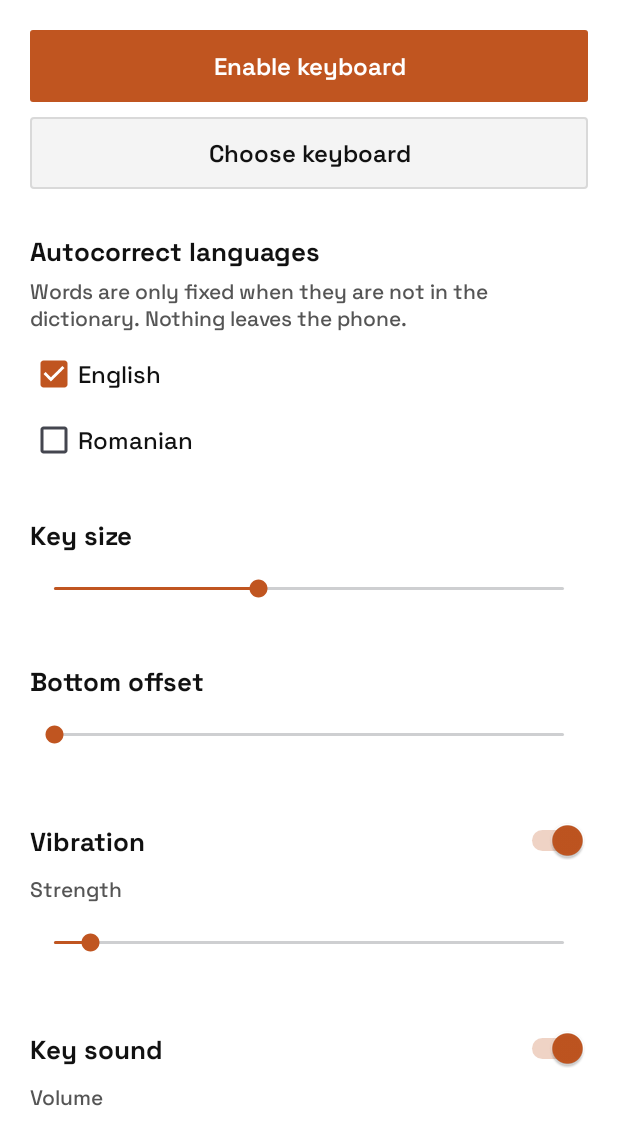
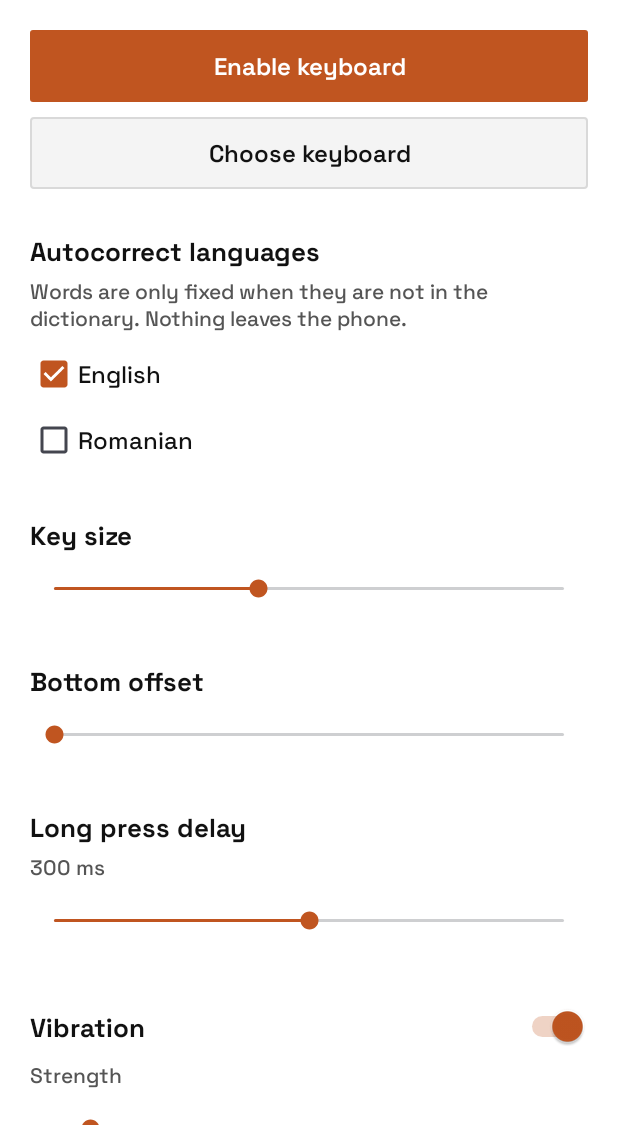
Before and after one commit to phpcip/opensolr-keys, an Android app: the screen it shows after launch (SettingsActivity), on a phone screen of 412 x 824 dp, the part 111-1236 px from its top. Run offline under Robolectric (Android 15) with nearby library versions, the light colour scheme and no system bars.

Commit message:
Long press delay slider, 50 to 550 ms

```diff
--- a/app/src/main/java/com/opensolr/keys/KeyboardView.kt
+++ b/app/src/main/java/com/opensolr/keys/KeyboardView.kt
@@ -32,6 +32,7 @@ class KeyboardView(ctx: Context) : View(ctx) {
         set(v) { field = v; invalidate() }
     var mode = Mode.LETTERS
         set(v) { field = v; rows = Layouts.rows(v); keys = rows.flatten(); layoutKeys(width); invalidate() }
+    var longPressMs = 300L
     var shift = Shift.OFF
         set(v) { field = v; invalidate() }
 
@@ -306,7 +307,7 @@ class KeyboardView(ctx: Context) : View(ctx) {
                     removeCallbacks(longPress)
                     activeKey = k; pressedKey = k
                     showPreview(k)
-                    postDelayed(longPress, 300)
+                    postDelayed(longPress, longPressMs)
                     invalidate()
                 }
             }
@@ -327,7 +328,7 @@ class KeyboardView(ctx: Context) : View(ctx) {
         activeKey = k; pressedKey = k; repeatFired = false
         listener?.onPressed(k)
         when (k.type) {
-            KType.CHAR -> { showPreview(k); postDelayed(longPress, 300) }
+            KType.CHAR -> { showPreview(k); postDelayed(longPress, longPressMs) }
             KType.DELETE -> { listener?.onKey(k, null); postDelayed(repeat, 350) }
             KType.SHIFT -> {
                 val now = SystemClock.uptimeMillis()
--- a/app/src/main/java/com/opensolr/keys/KeysService.kt
+++ b/app/src/main/java/com/opensolr/keys/KeysService.kt
@@ -90,6 +90,7 @@ class KeysService : InputMethodService(), KeyboardView.Listener {
     /** Settings changed while the keyboard is up (size, offset sliders) apply right away. */
     private val onPrefChange = android.content.SharedPreferences.OnSharedPreferenceChangeListener { _, key ->
         if (key == "size" || key == "offset") applyLayoutPrefs()
+        if (key == "longpress" && ::kb.isInitialized) kb.longPressMs = prefs.longPressMs.toLong()
     }
 
     override fun onCreate() {
@@ -174,6 +175,7 @@ class KeysService : InputMethodService(), KeyboardView.Listener {
         Dictionary.ensureLoaded(this, prefs.langs)
         Emoji.ensureLoaded(this)
         kb.sizePercent = prefs.sizePercent
+        kb.longPressMs = prefs.longPressMs.toLong()
         applyBottomSpace()
         root.post { applyBottomSpace(); hideSystemImeBar() }
         // a restart (same field, re-laid out) keeps the emoji panel or search open
--- a/app/src/main/java/com/opensolr/keys/Prefs.kt
+++ b/app/src/main/java/com/opensolr/keys/Prefs.kt
@@ -14,6 +14,11 @@ class Prefs(ctx: Context) {
     var bottomOffsetDp: Int
         get() = sp.getInt("offset", 0)
         set(v) = sp.edit().putInt("offset", v).apply()
+
+    /** Long-press delay in ms, 50..550 in steps of 50. */
+    var longPressMs: Int
+        get() = sp.getInt("longpress", 300)
+        set(v) = sp.edit().putInt("longpress", v).apply()
 
     var haptic: Boolean
         get() = sp.getBoolean("haptic", true)
--- a/app/src/main/java/com/opensolr/keys/SettingsActivity.kt
+++ b/app/src/main/java/com/opensolr/keys/SettingsActivity.kt
@@ -59,6 +59,9 @@ class SettingsActivity : Activity() {
 
         slider(R.id.size, prefs.sizePercent - 80) { prefs.sizePercent = it + 80 }
         slider(R.id.offset, prefs.bottomOffsetDp) { prefs.bottomOffsetDp = it }
+        val lpValue = findViewById<TextView>(R.id.longpress_value)
+        lpValue.text = "${prefs.longPressMs} ms"
+        slider(R.id.longpress, prefs.longPressMs / 50 - 1) { prefs.longPressMs = (it + 1) * 50; lpValue.text = "${prefs.longPressMs} ms" }
         slider(R.id.haptic_strength, prefs.hapticStrength - 1) { prefs.hapticStrength = it + 1 }
         slider(R.id.volume, prefs.volume - 1) { prefs.volume = it + 1 }
 
--- a/app/src/main/res/layout/activity_settings.xml
+++ b/app/src/main/res/layout/activity_settings.xml
@@ -61,6 +61,10 @@
         <TextView style="@style/SectionTitle" android:text="@string/s_offset" />
         <SeekBar android:id="@+id/offset" style="@style/Slider" android:max="80" />
 
+        <TextView style="@style/SectionTitle" android:text="@string/s_longpress" />
+        <TextView android:id="@+id/longpress_value" style="@style/SectionHint" />
+        <SeekBar android:id="@+id/longpress" style="@style/Slider" android:max="10" />
+
         <Switch android:id="@+id/haptic" style="@style/SwitchRow" android:text="@string/s_haptic" />
         <TextView style="@style/SectionHint" android:text="@string/s_strength" />
         <SeekBar android:id="@+id/haptic_strength" style="@style/Slider" android:max="99" />
--- a/app/src/main/res/values/strings.xml
+++ b/app/src/main/res/values/strings.xml
@@ -23,5 +23,6 @@
     <string name="s_learned_edit">Edit the list</string>
     <string name="s_learned_file_hint">One word per line.</string>
     <string name="s_save">Save</string>
+    <string name="s_longpress">Long press delay</string>
     <string name="s_abc">ABC</string>
 </resources>
```
Also changed, not shown: 6 other files.
